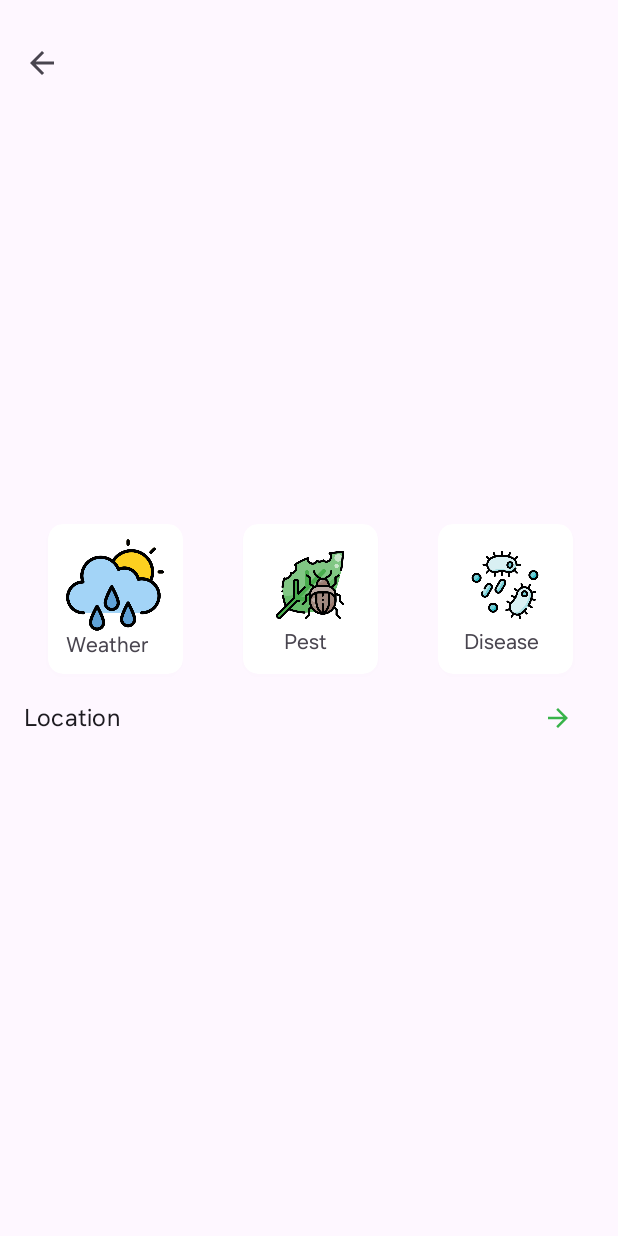
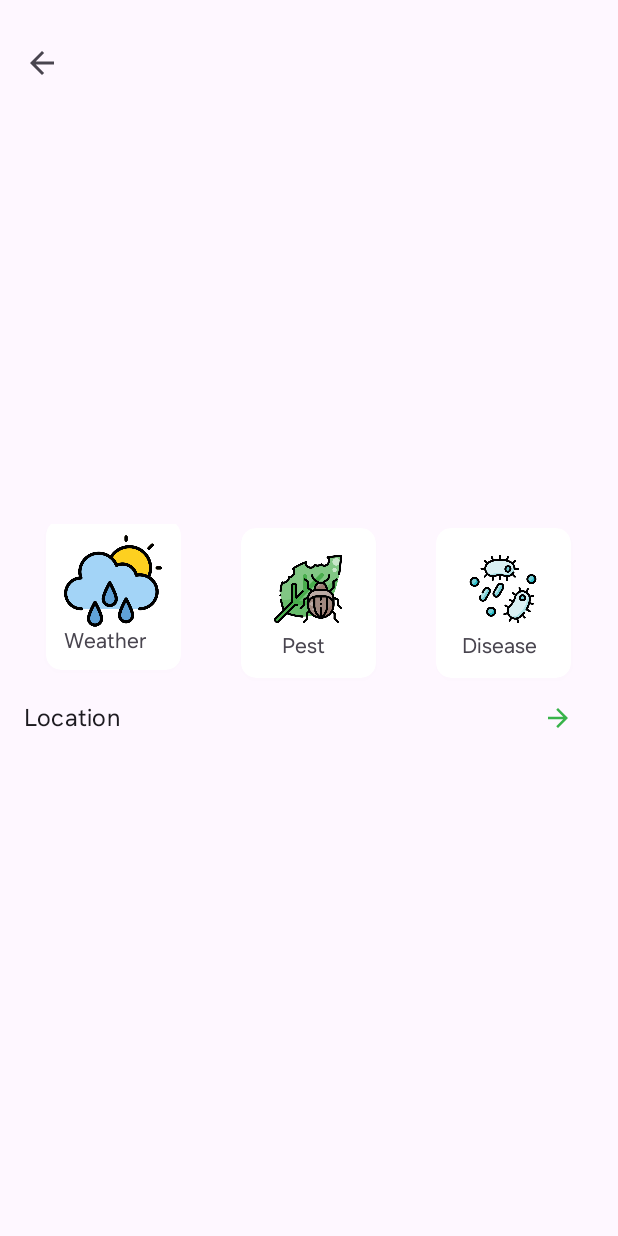
Before and after one commit to createXofficial/FarmUp_Mobile, an Android app: the FarmerDetailsActivity screen opened directly, with no data from a screen before it, on a phone screen of 412 x 824 dp. Run offline under Robolectric (Android 15) with nearby library versions, the phone set to English and light mode, and no system bars; our stand-ins replace data binding; pictures from the network do not load.

Commit message:
some changes

```diff
--- a/app/src/main/res/layout/activity_farmer_details.xml
+++ b/app/src/main/res/layout/activity_farmer_details.xml
@@ -80,6 +80,9 @@
             android:showDividers="middle"
             android:layout_marginTop="20dp"
             android:divider="@drawable/empty_tall_divider"
+            android:gravity="center"
+            android:paddingStart="10dp"
+            android:paddingEnd="10dp"
             app:layout_constraintStart_toStartOf="parent"
             app:layout_constraintTop_toBottomOf="@+id/farmer_info">
 
@@ -89,8 +92,8 @@
                 android:layout_height="100dp"
                 app:cardCornerRadius="10dp"
                 android:padding="10dp"
-                android:layout_marginBottom="5dp"
-                android:layout_marginStart="32dp">
+                android:fadingEdgeLength="50dp"
+                android:layout_marginBottom="5dp">
 
                 <ImageView
                     android:layout_width="65dp"
@@ -110,6 +113,7 @@
                     android:text="@string/weather"/>
 
             </androidx.cardview.widget.CardView>
+
 
             <androidx.cardview.widget.CardView
                 android:id="@+id/pest_card"
@@ -137,10 +141,12 @@
                     android:text="@string/pest"/>
             </androidx.cardview.widget.CardView>
 
+
             <androidx.cardview.widget.CardView
                 android:id="@+id/disease_card"
                 android:layout_width="90dp"
                 android:layout_height="100dp"
+                android:fadingEdgeLength="50dp"
                 app:cardCornerRadius="10dp">
 
                 <ImageView
@@ -165,21 +171,6 @@
             </androidx.cardview.widget.CardView>
 
         </LinearLayout>
-
-<!--        <Button-->
-<!--            android:id="@+id/location_btn"-->
-<!--            style="?attr/materialIconButtonStyle"-->
-<!--            android:layout_width="match_parent"-->
-<!--            android:layout_height="wrap_content"-->
-<!--            android:layout_marginTop="20dp"-->
-<!--            android:text="Location"-->
-<!--            android:textAlignment="textStart"-->
-<!--            android:layoutDirection="rtl"-->
-<!--            android:textAppearance="@style/TextAppearance.App.TitleMedium"-->
-<!--            app:layout_constraintTop_toBottomOf="@+id/ll_card"-->
-<!--            app:icon="@drawable/arrowright"-->
-<!--            app:iconPadding="10dp"-->
-<!--            tools:layout_editor_absoluteX="0dp" />-->
 
         <LinearLayout
             android:id="@+id/ll_location"
```
Also changed, not shown: app/src/main/java/com/createx/farmup/view/FarmerDetailsActivity.java (+4 -9 lines).
